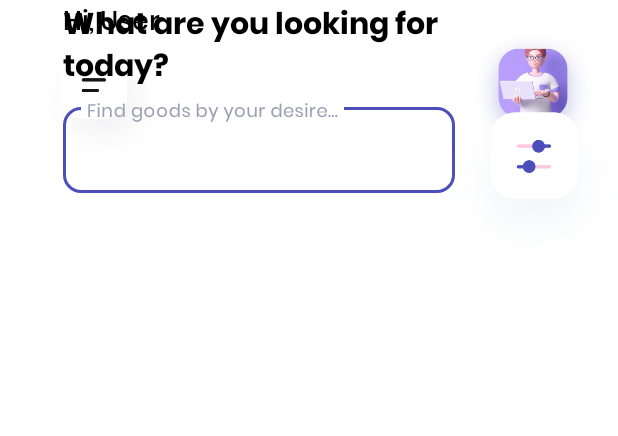
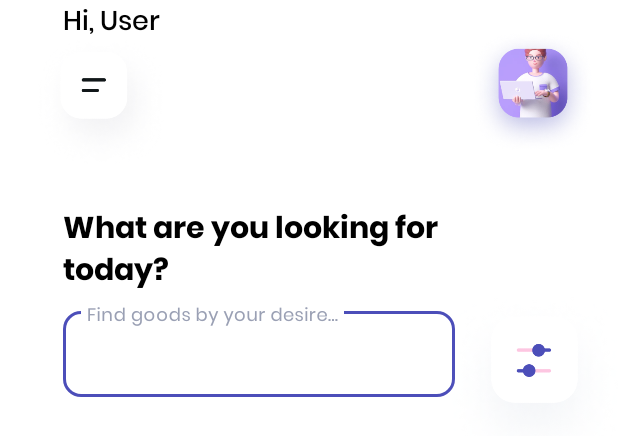
Before and after one commit to putyasekar/ReChancesWithoutModular, an Android app: the layout activity_home.xml on its own in the app's theme, with its tools: preview values and no code run, on a phone screen of 412 x 824 dp. Shown: the top 436 px of the screen. Run offline under Robolectric (Android 15) with nearby library versions, the phone set to English and light mode, and no system bars.

Commit message:
9 cleaning

```diff
--- a/app/src/main/java/com/putya/rechanceswithoutmodular/activity/HomeActivity.kt
+++ b/app/src/main/java/com/putya/rechanceswithoutmodular/activity/HomeActivity.kt
@@ -2,6 +2,7 @@ package com.putya.rechanceswithoutmodular.activity
 
 import androidx.appcompat.app.AppCompatActivity
 import android.os.Bundle
+import com.putya.rechanceswithoutmodular.R
 
 class HomeActivity : AppCompatActivity() {
     override fun onCreate(savedInstanceState: Bundle?) {
--- a/app/src/main/res/layout/activity_home.xml
+++ b/app/src/main/res/layout/activity_home.xml
@@ -55,6 +55,7 @@
             android:layout_width="306dp"
             android:layout_height="58dp"
             android:layout_marginStart="42dp"
+            android:layout_marginTop="136dp"
             android:layout_marginEnd="67dp"
             android:fontFamily="@font/poppins_bold"
             android:text="@string/what_are_you_looking_for_today"
@@ -63,7 +64,7 @@
             app:layout_constraintEnd_toEndOf="parent"
             app:layout_constraintHorizontal_bias="0.0"
             app:layout_constraintStart_toStartOf="parent"
-            tools:layout_editor_absoluteY="138dp" />
+            app:layout_constraintTop_toTopOf="parent" />
 
         <com.google.android.material.textfield.TextInputLayout
             android:id="@+id/search_field"
```
